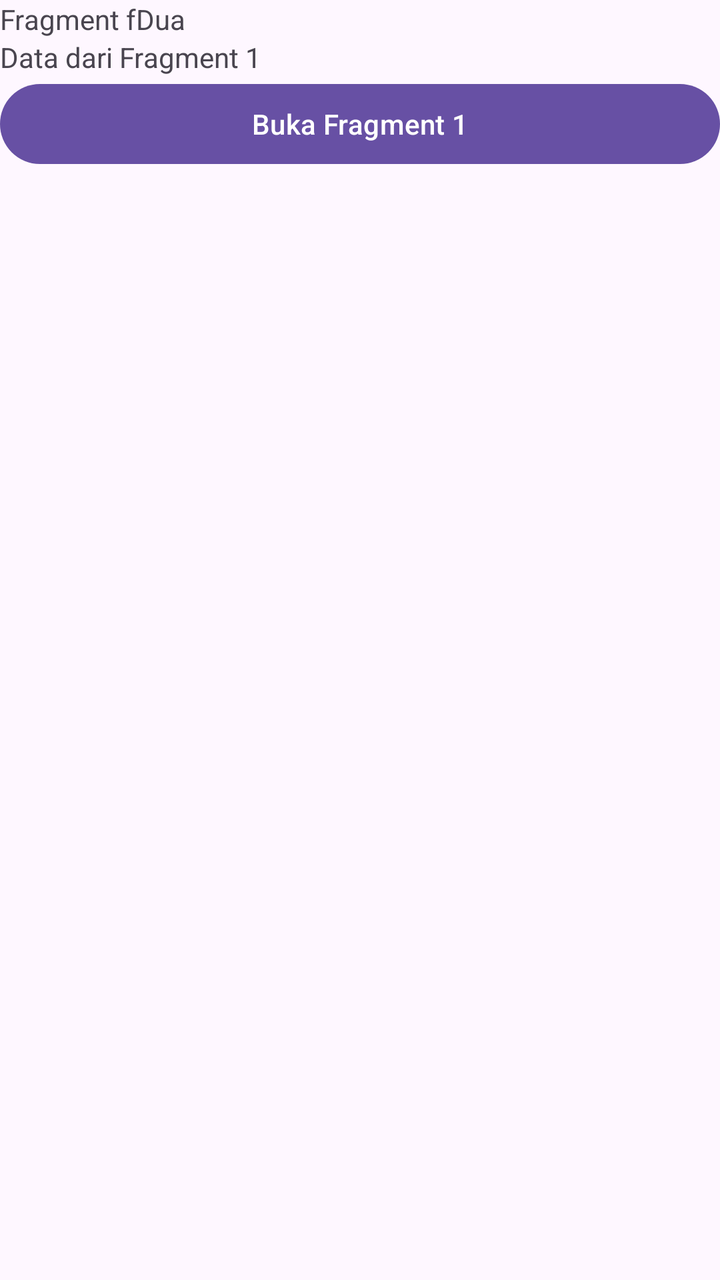
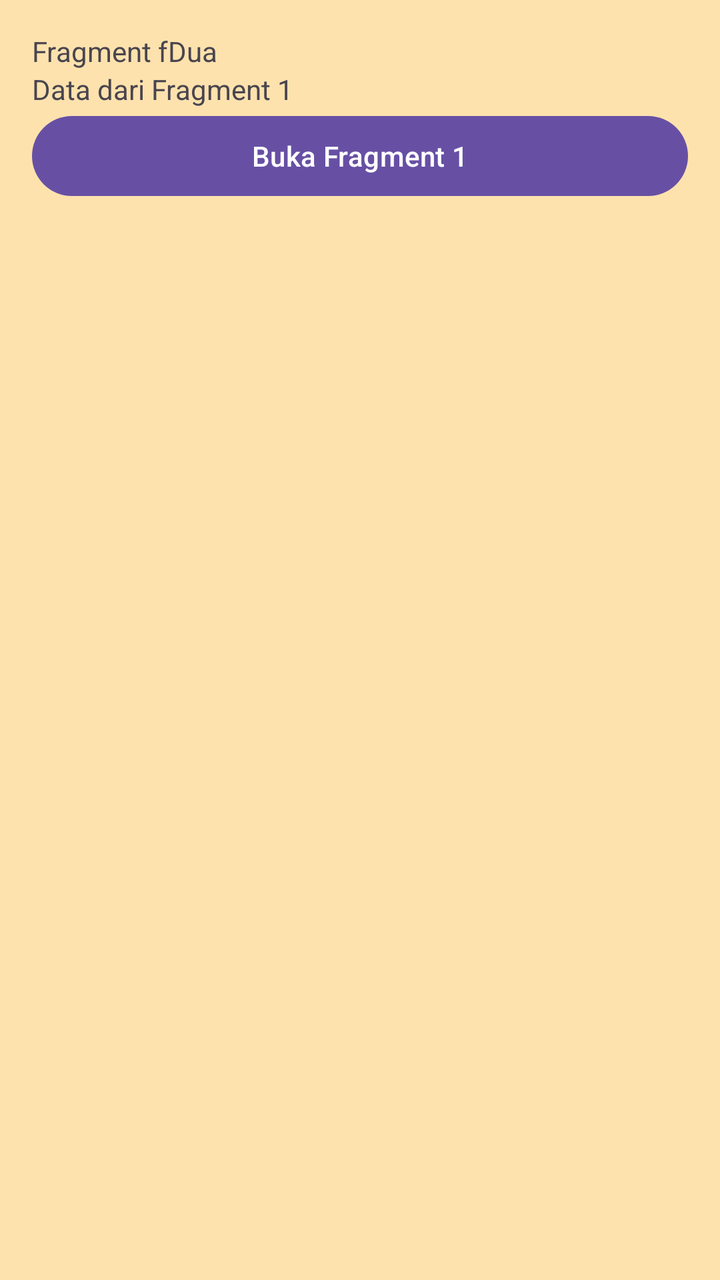

Two renders of the same Android screen: before a commit and after it. Below are the layout's source before the change and the commit's diff.
<!-- AndroidManifest.xml: application theme Theme.LatFragmentSederhana -->
<!-- res/layout/fragment_f_dua.xml -->
<?xml version="1.0" encoding="utf-8"?>
<LinearLayout
    xmlns:android="http://schemas.android.com/apk/res/android"
    xmlns:tools="http://schemas.android.com/tools"
    android:layout_width="match_parent"
    android:layout_height="match_parent"
    android:orientation="vertical"
    tools:context=".fDua">

    
    <TextView
        android:layout_width="match_parent"
        android:layout_height="wrap_content"
        android:text="Fragment fDua"
        android:id="@+id/tvJudul"/>

    <TextView
        android:layout_width="match_parent"
        android:layout_height="wrap_content"
        android:id="@+id/tvHasil"
        android:text="Data dari Fragment 1"/>

    <Button
        android:layout_width="match_parent"
        android:layout_height="wrap_content"
        android:id="@+id/btnOpenFDua"
        android:text="Buka Fragment 1"/>



</LinearLayout>
<!-- resources referenced by this layout -->
<resources>
  <style name="Theme.LatFragmentSederhana" parent="Base.Theme.LatFragmentSederhana" />
  <style name="Base.Theme.LatFragmentSederhana" parent="Theme.Material3.DayNight.NoActionBar">
          
          
      </style>
</resources>

<!-- the commit's change to res/layout/fragment_f_dua.xml (unified diff, before → after) -->
@@ -5,6 +5,8 @@
     android:layout_width="match_parent"
     android:layout_height="match_parent"
     android:orientation="vertical"
+    android:background="#FEE2AD"
+    android:padding="16dp"
     tools:context=".fDua">
 
     
